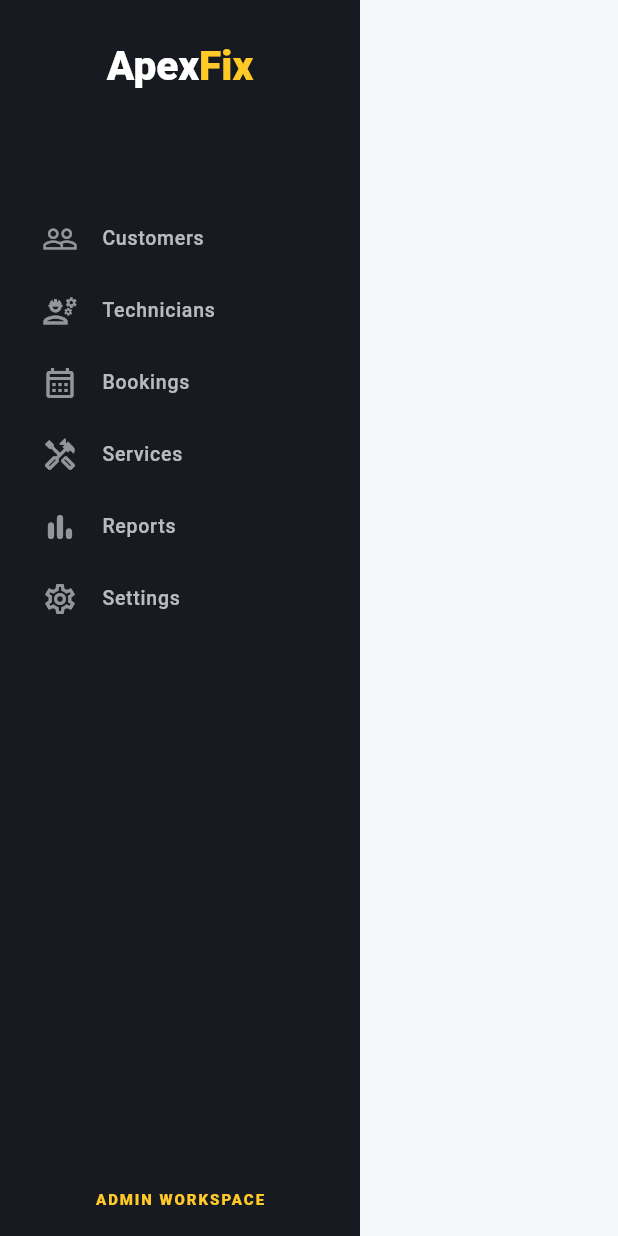
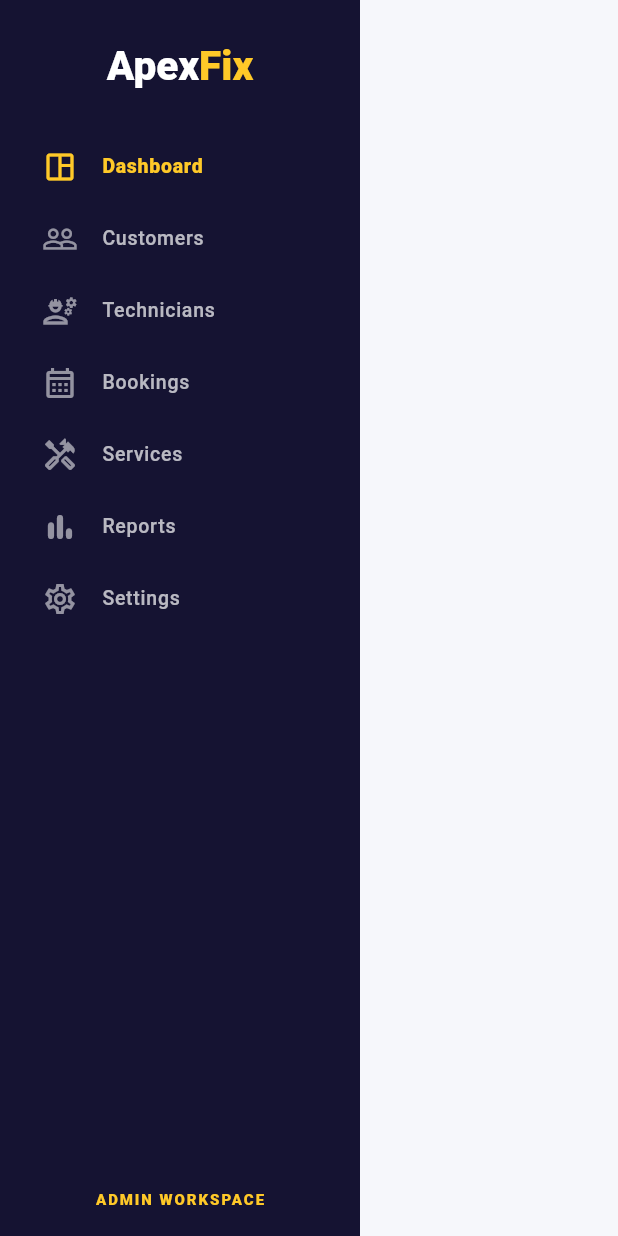
Before and after one commit to Ahsan146/ApexFix-Admin-Panel, a Flutter app: the Sidebar widget shown alone on an empty page, opened directly with empty values, on a phone screen of 412 x 824 dp. Run offline on Flutter 3.47's test engine with Material 3 defaults, Android fonts, the phone set to English and light mode, and no system bars; our stand-ins replace firebase_auth, firebase_core, google_fonts; accounts and stored records are empty.

Commit message:
Update admin panel UI and functionality

```diff
--- a/lib/main.dart
+++ b/lib/main.dart
@@ -5,7 +5,7 @@ import 'package:flutter/material.dart';
 import 'package:google_fonts/google_fonts.dart';
 import 'firebase_options.dart';
 
-const navy=Color(0xFF171A21), yellow=Color(0xFFFFC928), bg=Color(0xFFF6F7FB);
+const navy=Color.fromARGB(255, 21, 19, 50), yellow=Color(0xFFFFC928), bg=Color(0xFFF6F7FB);
 const line=Color(0xFFE7E9EF), muted=Color(0xFF737A8A), purple=Color(0xFF6658D3);
 const green=Color(0xFF2E9D6F), red=Color(0xFFD95C5C), blue=Color(0xFF4285F4);
 
@@ -120,8 +120,8 @@ class Sidebar extends StatelessWidget {
   const Sidebar(this.selected,this.onTap,{super.key});
   Widget item(Section s,IconData icon,String label)=>ListTile(
     dense:true,selected:selected==s,selectedTileColor:yellow.withValues(alpha:.16),
-    leading:Icon(icon,color:selected==s?navy:Colors.white54),
-    title:Text(label,style:TextStyle(color:selected==s?navy:Colors.white70,fontWeight:selected==s?FontWeight.w800:FontWeight.w500)),
+    leading:Icon(icon,color:selected==s?yellow:Colors.white54),
+    title:Text(label,style:TextStyle(color:selected==s?yellow:Colors.white70,fontWeight:selected==s?FontWeight.w800:FontWeight.w500)),
     onTap:()=>onTap(s));
   @override Widget build(BuildContext c)=>Container(width:240,color:navy,child:Column(children:[
     const SizedBox(height:28),const Padding(padding:EdgeInsets.symmetric(horizontal:25),child:Logo(dark:true)),const SizedBox(height:15),
```
Also changed, not shown: pubspec.lock (added).
